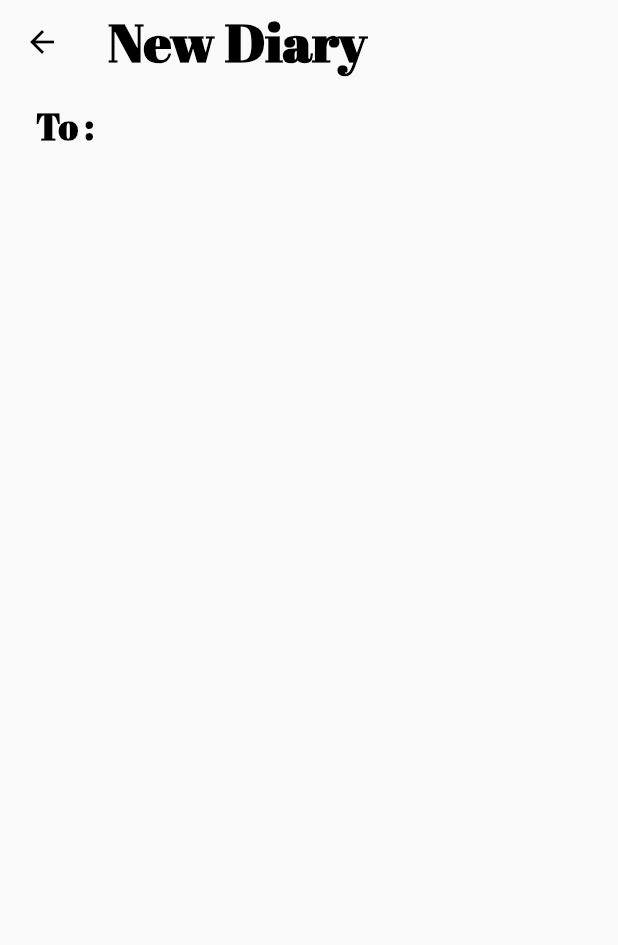
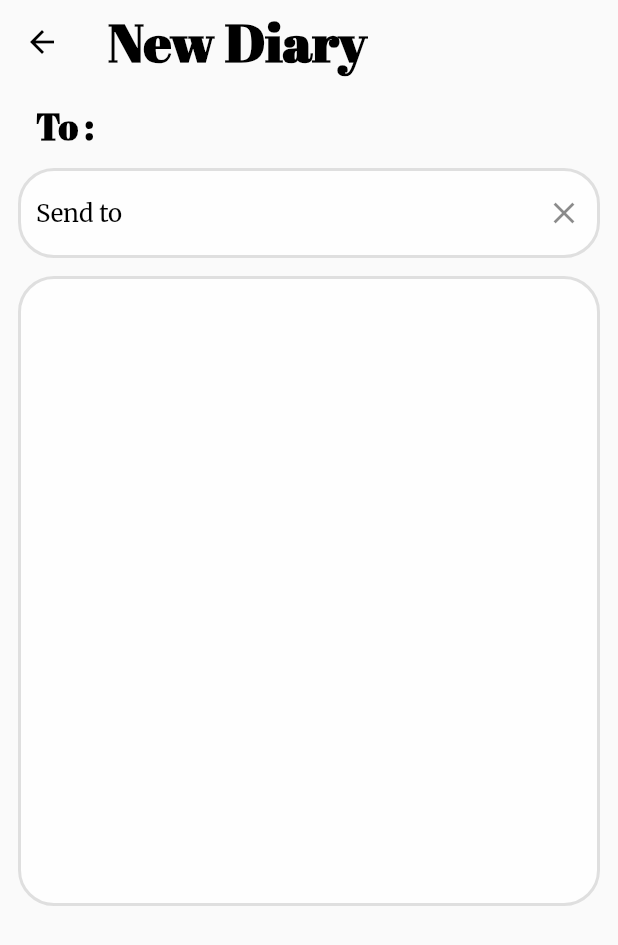
Before and after one commit to ychia112/TAxt_SocialMedia, a Flutter app: the NewDiary screen opened directly, on a phone screen of 412 x 824 dp. Shown: the top 945 px of the screen. Run offline on Flutter 3.47's test engine with Material 2 defaults, Android fonts, the phone set to English and light mode, and no system bars; our stand-ins replace flutter_dotenv, google_fonts, google_nav_bar, image_picker, shared_preferences, slider_button; missing offline and left inert: ethereum_addresses, walletconnect_dart, web3dart; accounts and stored records are empty.

Commit message:
new diary page edit

```diff
--- a/lib/pages/new_diary.dart
+++ b/lib/pages/new_diary.dart
@@ -1,5 +1,24 @@
-import'package:flutter/material.dart';
+import 'dart:convert';
+import 'dart:io';
+
+import 'package:flutter/material.dart';
+import 'package:flutter_dotenv/flutter_dotenv.dart';
 import 'package:google_fonts/google_fonts.dart';
+import 'package:ios_proj01/utils/user_info.dart';
+import 'package:ios_proj01/widgets/profile_widget.dart';
+import 'package:ios_proj01/widgets/textfield_widget.dart';
+import 'package:ios_proj01/widgets/button_widget.dart';
+import 'package:provider/provider.dart';
+import 'package:url_launcher/url_launcher_string.dart';
+import 'package:walletconnect_dart/walletconnect_dart.dart';
+import 'package:web3dart/web3dart.dart';
+import 'package:http/http.dart' as http;
+import 'package:image_picker/image_picker.dart';
+import 'package:path/path.dart' as p;
+
+import '../providers/metamask_provider.dart';
+import '../utils/blockchain.dart';
+import 'package:ios_proj01/widgets/textfield_widget.dart';
 
 class NewDiary extends StatefulWidget {
   @override
@@ -7,6 +26,8 @@ class NewDiary extends StatefulWidget {
 }
 
 class _NewDiaryState extends State<NewDiary> {
+  final _textController = TextEditingController();
+
   @override
   Widget build(BuildContext context) {
     return Scaffold(
@@ -40,7 +61,76 @@ class _NewDiaryState extends State<NewDiary> {
                   )
               ),
             ),
-          )
+          ),
+          SizedBox(height: 12,),
+            TextFormField(
+              keyboardType: TextInputType.multiline,
+              minLines: 1,
+              maxLines:3,
+              controller: _textController,
+              decoration: InputDecoration(
+                hintText: 'Send to',
+                hintStyle: GoogleFonts.merriweather(
+                    textStyle: TextStyle(
+                        fontSize: 16,
+                        fontWeight: FontWeight.normal,
+                        color: Colors.black
+                    )),
+                filled: true,
+                fillColor:Colors.white70,
+                enabledBorder: OutlineInputBorder(
+                  borderRadius: BorderRadius.circular(24.0),
+                  borderSide:
+                  const BorderSide( width: 2,color: Colors.black12),
+                ),
+                focusedBorder:OutlineInputBorder(
+                  borderRadius: BorderRadius.circular(24.0),
+                  borderSide:
+                  const BorderSide( width: 2,color: Colors.black12),
+                ),
+                prefixIconConstraints: const BoxConstraints(
+                    minWidth: 8
+                ),
+                suffixIcon: IconButton(
+                  onPressed: () {
+                    _textController.clear();
+                  },
+                  icon: const Icon(Icons.clear),
+                ),
+              ),
+            ),
+          SizedBox(height: 12,),
+          TextFormField(
+            keyboardType: TextInputType.multiline,
+            minLines: 20,
+            maxLines:50,
+            controller: _textController,
+            decoration: InputDecoration(
+              hintText: '',
+              hintStyle: GoogleFonts.merriweather(
+                  textStyle: TextStyle(
+                      fontSize: 16,
+                      fontWeight: FontWeight.normal,
+                      color: Colors.black
+                  )),
+              filled: true,
+              fillColor:Colors.white70,
+              enabledBorder: OutlineInputBorder(
+                borderRadius: BorderRadius.circular(24.0),
+                borderSide:
+                const BorderSide( width: 2,color: Colors.black12),
+              ),
+              focusedBorder:OutlineInputBorder(
+                borderRadius: BorderRadius.circular(24.0),
+                borderSide:
+                const BorderSide( width: 2,color: Colors.black12),
+              ),
+              prefixIconConstraints: const BoxConstraints(
+                  minWidth: 8
+              ),
+            ),
+          ),
+
         ],
       ),
     );
```
Also changed, not shown: 1 other file.
